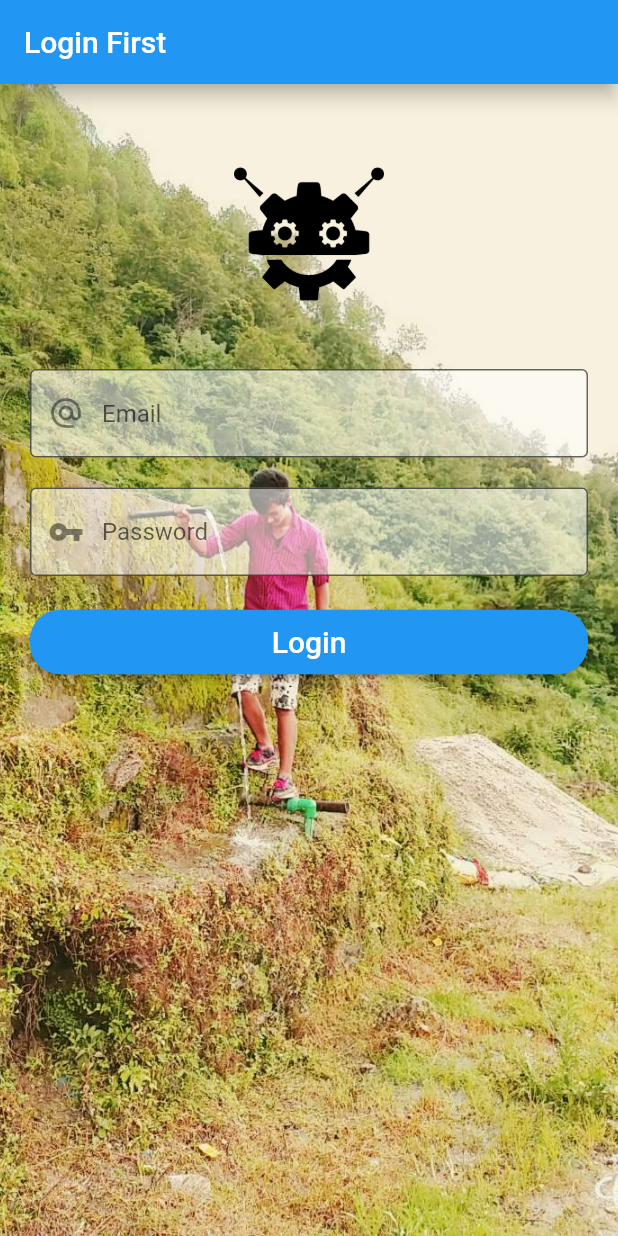
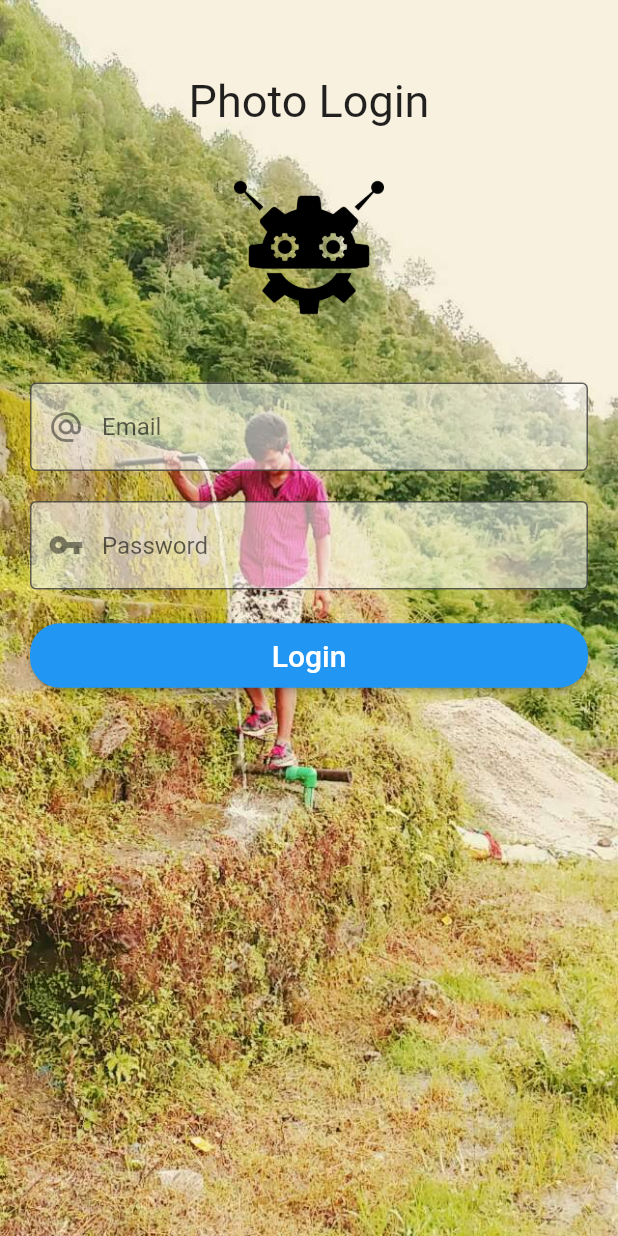
Before and after one commit to rnzid/flutter_login-, a Flutter app: the screen it shows after launch, on a phone screen of 412 x 824 dp. Run offline on Flutter 3.47's test engine with Material 2 defaults, Android fonts, the phone set to English and light mode, and no system bars.

Commit message:
complete app

```diff
--- a/lib/Login.dart
+++ b/lib/Login.dart
@@ -13,10 +13,10 @@ class _LoginPageState extends State<LoginPage> {
   @override
   Widget build(BuildContext context) {
     return Scaffold(
-      appBar: AppBar(
-        title: Text('Login First'),
-        elevation: 5.0,
-      ),
+      // appBar: AppBar(
+      //   title: Text('Login First'),
+       // elevation: 5.0,
+     // ),
       body: Container(
         height: double.infinity,
         decoration: BoxDecoration(
@@ -29,6 +29,11 @@ class _LoginPageState extends State<LoginPage> {
           padding: EdgeInsets.all(20.0),
           child: Column(
             children: <Widget>[
+              SizedBox(
+                height: 30.0,
+              ),
+              Text("Photo Login",style: TextStyle(fontSize: 30,color: Colors.black87,  ),textAlign: TextAlign.center,),
+
               SizedBox(
                 height: 30.0,
               ),
--- a/lib/list.dart
+++ b/lib/list.dart
@@ -1,7 +1,6 @@
 import 'package:flutter/material.dart';
 import 'package:http/http.dart' as http;
 import 'dart:convert';
-//import 'package:listview/item_details.dart';
 import './home.dart';
 import './login.dart';
 import './favPage.dart';
```
Also changed, not shown: 4 other files.
